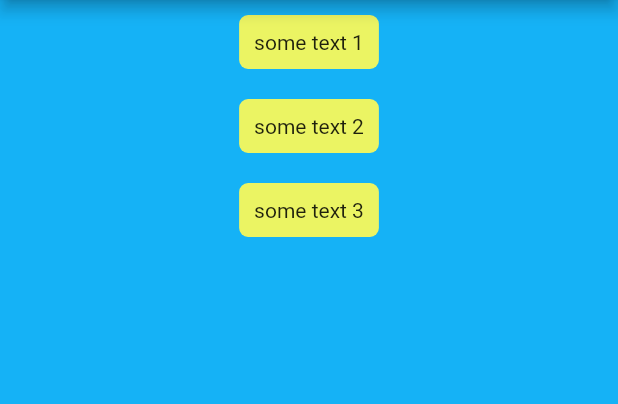
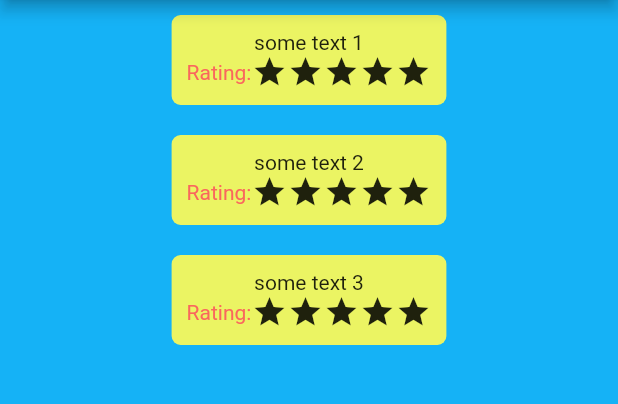
Before and after one commit to pilchsebastian88/my_days, a Flutter app: the MyDaysPage screen opened directly, on a phone screen of 412 x 824 dp, the part 84-488 px from its top. Run offline on Flutter 3.47's test engine with Material 2 defaults, Android fonts, the phone set to English and light mode, and no system bars; our stand-ins replace google_fonts.

Commit message:
Add rating stars to NewDayWidget

```diff
--- a/lib/home/my_days_page.dart
+++ b/lib/home/my_days_page.dart
@@ -48,9 +48,29 @@ class NewDayWidget extends StatelessWidget {
           color: const Color.fromARGB(250, 240, 246, 96)),
       padding: const EdgeInsets.all(10),
       margin: const EdgeInsets.all(10),
-      child: Text(
-        title,
-        textAlign: TextAlign.justify,
+      child: Column(
+        children: [
+          Text(
+            title,
+            textAlign: TextAlign.justify,
+          ),
+          Row(
+            mainAxisSize: MainAxisSize.min,
+            children: const [
+              Text(
+                'Rating:',
+                style: TextStyle(
+                  color: Color.fromARGB(255, 250, 103, 93),
+                ),
+              ),
+              Icon(Icons.star),
+              Icon(Icons.star),
+              Icon(Icons.star),
+              Icon(Icons.star),
+              Icon(Icons.star),
+            ],
+          ),
+        ],
       ),
     );
   }
```
